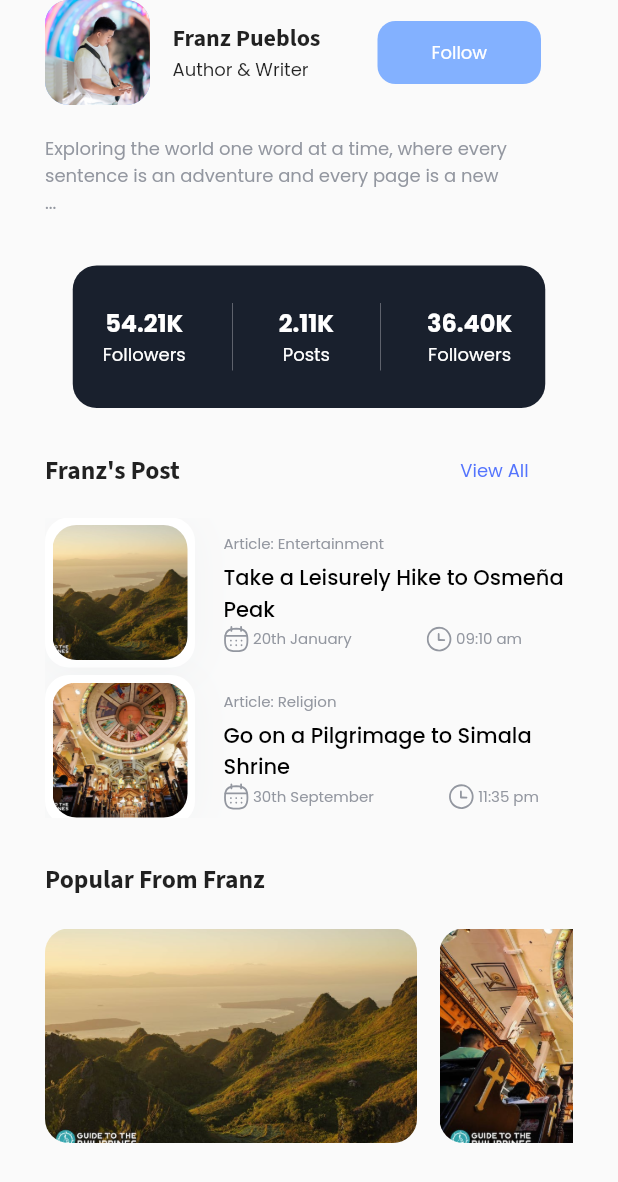
After one commit to francheizko/flutter_midtermexam_travelnewsapp, a Flutter app: the screen it shows after launch, after a tap on "Franz Pueblos", on a phone screen of 412 x 824 dp. The commit adds this screen. Shown: the top 1182 px of the screen. Run offline on Flutter 3.47's test engine with Material 2 defaults, Android fonts, the phone set to English and light mode, and no system bars; our stand-ins replace carousel_slider, flutter_svg, google_fonts.

Commit message:
final changes and improvements

```diff
--- a/lib/main.dart
+++ b/lib/main.dart
@@ -1,7 +1,7 @@
 import "package:flutter/material.dart";
+import "package:flutter_midtermexam_travelnewsapp/screens/author_profie.dart";
 import "package:flutter_midtermexam_travelnewsapp/screens/homescreen.dart";
 import "package:flutter_midtermexam_travelnewsapp/screens/bottom_navbar.dart";
-import "package:flutter_midtermexam_travelnewsapp/screens/kawasan_falls.dart";
 
 void main() {
   runApp(
--- /dev/null
+++ b/lib/models/postsdata.dart
@@ -0,0 +1,54 @@
+List<PostsData> posts = [
+  PostsData(
+    title: 'Take a Leisurely Hike to Osmeña Peak',
+    type: 'Article: Entertainment',
+    image: 'assets/1-Osmena Peak.jpg',
+    time: ' 09:10 am',
+    date: ' 20th January',
+  ),
+  PostsData(
+    title: 'Go on a Pilgrimage to Simala Shrine',
+    type: 'Article: Religion',
+    image: 'assets/2-Simala Shrine.jpg',
+    time: ' 11:35 pm',
+    date: ' 30th September',
+  ),
+  PostsData(
+    title: 'Go on a Lechon Food Trip',
+    type: 'Article: Food',
+    image: 'assets/3-Lechon.jpg',
+    time: ' 08:16 am',
+    date: ' 19th March',
+  ),
+  PostsData(
+    title: 'Check out Spanish Artifacts at Fort San Pedro',
+    type: 'Article: History',
+    image: 'assets/4-Fort San Pedro.jpg',
+    time: ' 12:00 am',
+    date: ' 31th August',
+  ),
+  PostsData(
+    title: 'Go Island-Hopping in Mactan',
+    type: 'Article: Travel',
+    image: 'assets/5-Mactan Island.jpg',
+    time: ' 03:30 pm',
+    date: ' 25th December',
+  ),
+  // Add more articles here
+];
+
+class PostsData {
+  final String title;
+  final String image;
+  final String type;
+  final String date;
+  final String time;
+
+  PostsData({
+    required this.title,
+    required this.image,
+    required this.type,
+    required this.date,
+    required this.time,
+  });
+}
--- /dev/null
+++ b/lib/screens/author_profie.dart
@@ -0,0 +1,416 @@
+import 'package:flutter/material.dart';
+import 'package:flutter_svg/svg.dart';
+import 'package:google_fonts/google_fonts.dart';
+import "package:flutter_midtermexam_travelnewsapp/models/postsdata.dart";
+
+class AuthorScreen extends StatefulWidget {
+  const AuthorScreen({Key? key}) : super(key: key);
+
+  @override
+  AuthorScreenState createState() => AuthorScreenState();
+}
+
+class AuthorScreenState extends State<AuthorScreen> {
+  bool isFollowing = false;
+  bool isExpanded = false;
+
+  void toggleFollowing() {
+    setState(() {
+      isFollowing = !isFollowing;
+    });
+  }
+
+  void toggleExpand() {
+    setState(() {
+      isExpanded = !isExpanded;
+    });
+  }
+
+  @override
+  Widget build(BuildContext context) {
+    return Scaffold(
+      body: SingleChildScrollView(
+        physics: const NeverScrollableScrollPhysics(),
+        padding: const EdgeInsets.symmetric(horizontal: 30),
+        child: SafeArea(
+          child: Column(
+            children: [
+              Row(
+                children: [
+                  Container(
+                    height: 70,
+                    width: 70,
+                    decoration: BoxDecoration(
+                      borderRadius: BorderRadius.circular(16),
+                      color: const Color(0xFF83B1FF),
+                      image: const DecorationImage(
+                        image: AssetImage('assets/Author-1.jpg'),
+                      ),
+                    ),
+                  ),
+                  const SizedBox(
+                    width: 15,
+                  ),
+                  Column(
+                    crossAxisAlignment: CrossAxisAlignment.start,
+                    mainAxisAlignment: MainAxisAlignment.center,
+                    children: [
+                      Text(
+                        'Franz Pueblos',
+                        style: GoogleFonts.sourceSans3(
+                          fontSize: 16,
+                          fontWeight: FontWeight.bold,
+                        ),
+                      ),
+                      Text(
+                        'Author & Writer',
+                        style: GoogleFonts.poppins(
+                          fontSize: 12,
+                        ),
+                      ),
+                    ],
+                  ),
+                  const SizedBox(
+                    width: 38,
+                  ),
+                  GestureDetector(
+                    onTap: toggleFollowing,
+                    child: Container(
+                      height: 42,
+                      width: 109,
+                      decoration: BoxDecoration(
+                        color: isFollowing
+                            ? const Color(0xFF5474FD)
+                            : const Color(0xFF83B1FF),
+                        borderRadius: BorderRadius.circular(12),
+                      ),
+                      alignment: Alignment.center,
+                      child: Text(
+                        isFollowing ? 'Following' : 'Follow',
+                        style: GoogleFonts.poppins(
+                          fontSize: 12,
+                          color: Colors.white,
+                        ),
+                      ),
+                    ),
+                  ),
+                ],
+              ),
+              const SizedBox(
+                height: 20,
+              ),
+              GestureDetector(
+                onTap: toggleExpand,
+                child: Column(
+                  crossAxisAlignment: CrossAxisAlignment.start,
+                  children: [
+                    Text(
+                      'Exploring the world one word at a time, where every sentence is an adventure and every page is a new journey. The world of love is where dreams come to life.',
+                      maxLines: isExpanded ? null : 2,
+                      overflow: isExpanded ? null : TextOverflow.clip,
+                      style: GoogleFonts.poppins(
+                        fontSize: 12,
+                        color: const Color(0xFF9397A0),
+                      ),
+                    ),
+                    if (!isExpanded)
+                      Text(
+                        '...',
+                        style: GoogleFonts.poppins(
+                          fontSize: 12,
+                          color: const Color(0xFF9397A0),
+                        ),
+                        textAlign: TextAlign.center,
+                      ),
+                  ],
+                ),
+              ),
+              const SizedBox(
+                height: 33,
+              ),
+              Container(
+                width: 315,
+                height: 95,
+                decoration: BoxDecoration(
+                  borderRadius: BorderRadius.circular(16),
+                  color: const Color(0xFF19202D),
+                ),
+                child: Row(
+                  children: [
+                    const SizedBox(
+                      width: 20,
+                    ),
+                    Column(
+                      mainAxisAlignment: MainAxisAlignment.center,
+                      children: [
+                        Text(
+                          '54.21K',
+                          style: GoogleFonts.poppins(
+                              color: Colors.white,
+                              fontSize: 16,
+                              fontWeight: FontWeight.bold),
+                        ),
+                        Text(
+                          'Followers',
+                          style: GoogleFonts.poppins(
+                            color: Colors.white,
+                            fontSize: 12,
+                          ),
+                        )
+                      ],
+                    ),
+                    const SizedBox(
+                      width: 16,
+                    ),
+                    const VerticalDivider(
+                      color: Colors.white,
+                      thickness: 0.2,
+                      width: 30,
+                      endIndent: 25,
+                      indent: 25,
+                    ),
+                    const SizedBox(
+                      width: 16,
+                    ),
+                    Column(
+                      mainAxisAlignment: MainAxisAlignment
+                          .center, // Center the text vertically
+                      children: [
+                        Text(
+                          '2.11K',
+                          style: GoogleFonts.poppins(
+                              color: Colors.white,
+                              fontSize: 16,
+                              fontWeight: FontWeight.bold),
+                        ),
+                        Text(
+                          'Posts',
+                          style: GoogleFonts.poppins(
+                            color: Colors.white,
+                            fontSize: 12,
+                          ),
+                        )
+                      ],
+                    ),
+                    const SizedBox(
+                      width: 16,
+                    ),
+                    const VerticalDivider(
+                      color: Colors.white,
+                      thickness: 0.2,
+                      width: 30,
+                      endIndent: 25,
+                      indent: 25,
+                    ),
+                    const SizedBox(
+                      width: 16,
+                    ),
+                    Column(
+                      mainAxisAlignment: MainAxisAlignment
+                          .center, // Center the text vertically
+                      children: [
+                        Text(
+                          '36.40K',
+                          style: GoogleFonts.poppins(
+                              color: Colors.white,
+                              fontSize: 16,
+                              fontWeight: FontWeight.bold),
+                        ),
+                        Text(
+                          'Followers',
+                          style: GoogleFonts.poppins(
+                            color: Colors.white,
+                            fontSize: 12,
+                          ),
+                        )
+                      ],
+                    ),
+                  ],
+                ),
+              ),
+              const SizedBox(
+                height: 30,
+              ),
+              Row(
+                children: [
+                  Text(
+                    "Franz's Post",
+                    style: GoogleFonts.sourceSans3(
+                      fontSize: 17,
+                      fontWeight: FontWeight.bold,
+                    ),
+                  ),
+                  const SizedBox(
+                    width: 187,
+                  ),
+                  Text(
+                    "View All",
+                    style: GoogleFonts.poppins(
+                        fontSize: 12, color: const Color(0xFF5474FD)),
+                  ),
+                ],
+              ),
+              const SizedBox(
+                height: 19,
+              ),
+              SizedBox(
+                height: 200,
+                child: ListView.builder(
+                  shrinkWrap: true,
+                  itemCount: posts.length,
+                  scrollDirection: Axis.vertical,
+                  itemBuilder: ((context, index) {
+                    PostsData post = posts[index];
+                    return Container(
+                      margin: const EdgeInsets.only(bottom: 5),
+                      height: 100,
+                      width: 100,
+                      decoration: BoxDecoration(
+                        borderRadius: BorderRadius.circular(16),
+                        color: Colors.transparent,
+                      ),
+                      child: Row(
+                        children: [
+                          Container(
+                            padding: const EdgeInsets.all(5),
+                            height: 100,
+                            width: 100,
+                            decoration: BoxDecoration(
+                                borderRadius: BorderRadius.circular(16),
+                                color: Colors.white,
+                                boxShadow: [
+                                  BoxShadow(
+                                    color: Colors.blueGrey.withOpacity(0.051),
+                                    offset: const Offset(0.0, 3.0),
+                                    blurRadius: 24.0,
+                                    spreadRadius: 0.0,
+                                  )
+                                ]),
+                            child: Container(
+                              height: 90,
+                              width: 90,
+                              decoration: BoxDecoration(
+                                borderRadius: BorderRadius.circular(16),
+                                image: DecorationImage(
+                                  fit: BoxFit.cover,
+                                  image: AssetImage(post.image),
+                                ),
+                              ),
+                            ),
+                          ),
+                          const SizedBox(
+                            width: 19,
+                          ),
+                          Flexible(
+                            child: Column(
+                              crossAxisAlignment: CrossAxisAlignment.start,
+                              mainAxisAlignment: MainAxisAlignment.center,
+                              children: [
+                                Text(
+                                  post.type,
+                                  style: GoogleFonts.poppins(
+                                      fontSize: 10,
+                                      color: const Color(0xFF9397A0)),
+                                ),
+                                const SizedBox(
+                                  height: 5,
+                                ),
+                                Text(
+                                  post.title,
+                                  style: GoogleFonts.poppins(
+                                      fontSize: 14,
+                                      color: Colors.black,
+                                      fontWeight: FontWeight.w500),
+                                  maxLines: 2,
+                                  overflow: TextOverflow.ellipsis,
+                                ),
+                                Row(
+                                  children: [
+                                    Row(
+                                      children: [
+                                        SvgPicture.asset(
+                                            'assets/calendar_icon.svg'),
+                                        Text(
+                                          post.date,
+                                          style: GoogleFonts.poppins(
+                                              fontSize: 10,
+                                              color: const Color(0xFF9397A0)),
+                                        ),
+                                      ],
+                                    ),
+                                    const SizedBox(
+                                      width: 50,
+                                    ),
+                                    Row(
+                                      children: [
+                                        SvgPicture.asset(
+                                            'assets/time_icon.svg'),
+                                        Text(
+                                          post.time,
+                                          style: GoogleFonts.poppins(
+                                              fontSize: 10,
+                                              color: const Color(0xFF9397A0)),
+                                        ),
+                                      ],
+                                    ),
+                                  ],
+                                )
+                              ],
+                            ),
+                          ),
+                        ],
+                      ),
+                    );
+                  }),
+                ),
+              ),
+              const SizedBox(
+                height: 30,
+              ),
+              Row(
+                children: [
+                  Text(
+                    'Popular From Franz',
+                    style: GoogleFonts.sourceSans3(
+                      fontSize: 17,
+                      fontWeight: FontWeight.bold,
+                    ),
+                  ),
+                ],
+              ),
+              const SizedBox(
+                height: 20,
+              ),
+              SizedBox(
+                height: 143,
+                child: ListView.builder(
+                  scrollDirection: Axis.horizontal,
+                  itemCount: posts.length,
+                  itemBuilder: (context, index) {
+                    PostsData post = posts[index];
+                    return Container(
+                      height: 143,
+                      width: 248,
+                      margin: const EdgeInsets.only(
+                        right: 15,
+                      ),
+                      child: ClipRRect(
+                        borderRadius: BorderRadius.circular(
+                          16,
+                        ),
+                        child: Image.asset(
+                          post.image,
+                          fit: BoxFit.cover,
+                        ),
+                      ),
+                    );
+                  },
+                ),
+              )
+            ],
+          ),
+        ),
+      ),
+    );
+  }
+}
--- a/lib/screens/homescreen.dart
+++ b/lib/screens/homescreen.dart
@@ -1,5 +1,6 @@
 import 'package:flutter/material.dart';
 import 'package:flutter_midtermexam_travelnewsapp/models/shortsdata.dart';
+import 'package:flutter_midtermexam_travelnewsapp/screens/author_profie.dart';
 import 'package:flutter_midtermexam_travelnewsapp/screens/kawasan_falls.dart';
 import 'package:google_fonts/google_fonts.dart';
 import "package:flutter_midtermexam_travelnewsapp/models/articledata.dart";
@@ -46,9 +47,9 @@ class HomeScreen extends StatelessWidget {
                   Text(
                     'PHILIPPINES',
                     style: GoogleFonts.poppins(
-                      fontSize: 16, // Adjust the font size
+                      fontSize: 16,
                       fontWeight: FontWeight.w700,
-                      height: 0.9, // Adjust the lineHeight
+                      height: 0.9,
                     ),
                   ),
                   const SizedBox(
@@ -207,11 +208,22 @@ class HomeScreen extends StatelessWidget {
                         const SizedBox(
                           height: 16,
                         ),
-                        Row(
+                        GestureDetector(
+                          onTap: () {
+                            if (article.author == 'Franz Pueblos') {
+                              Navigator.of(context).push(
+                                MaterialPageRoute(
+                                  builder: (_) => const AuthorScreen(),
+                                ),
+                              );
+                            }
+                          },
+                          child: Row(
                             children: [
                               CircleAvatar(
                                 radius: 19,
-                              backgroundImage: AssetImage(article.authorimage),
+                                backgroundImage:
+                                    AssetImage(article.authorimage),
                               ),
                               const SizedBox(
                                 width: 12,
@@ -245,10 +257,11 @@ class HomeScreen extends StatelessWidget {
                                     color: const Color(0xFFF5F5F5),
                                     borderRadius: BorderRadius.circular(12),
                                     image: const DecorationImage(
-                                      image:
-                                          AssetImage('assets/Share-icon.png'))),
+                                        image: AssetImage(
+                                            'assets/Share-icon.png'))),
                               )
                             ],
+                          ),
                         )
                       ],
                     ),
--- a/lib/screens/imageswipe.dart
+++ b/lib/screens/imageswipe.dart
@@ -64,7 +64,7 @@ class _FullScreenSliderState extends State<FullScreenSlider> {
                           horizontal: 8,
                         ),
                         child: Transform.scale(
-                          scale: 0.7, // Adjust the scale as needed
+                          scale: 0.7,
                           child: SvgPicture.asset(
                             _current == entry.key
                                 ? 'assets/carousel_indicator_enabled.svg'
--- a/lib/screens/kawasan_falls.dart
+++ b/lib/screens/kawasan_falls.dart
@@ -1,4 +1,5 @@
 import 'package:flutter/material.dart';
+import 'package:flutter_midtermexam_travelnewsapp/screens/author_profie.dart';
 import 'package:flutter_midtermexam_travelnewsapp/screens/imageswipe.dart';
 import 'package:google_fonts/google_fonts.dart';
 import 'package:flutter_midtermexam_travelnewsapp/screens/bottom_navbar.dart'; // Import your custom BottomNavBar
@@ -92,12 +93,20 @@ class KawasanScreen extends StatelessWidget {
                       const SizedBox(
                         height: 20,
                       ),
-                      Container(
+                      GestureDetector(
+                        onTap: () {
+                          Navigator.of(context).push(
+                            MaterialPageRoute(
+                              builder: (_) => const AuthorScreen(),
+                            ),
+                          );
+                        },
+                        child: Container(
                           width: 315,
                           height: 54,
                           decoration: BoxDecoration(
                             borderRadius: BorderRadius.circular(16),
-                          color: Colors.white,
+                            color: Colors.transparent,
                             border: Border.all(
                               color: const Color(0xFF9397A0),
                               width: 0.2,
@@ -148,6 +157,7 @@ class KawasanScreen extends StatelessWidget {
                             ),
                           ),
                         ),
+                      ),
                       const SizedBox(
                         height: 21,
                       ),
@@ -164,7 +174,7 @@ class KawasanScreen extends StatelessWidget {
           ],
         ),
         bottomNavigationBar: BottomNavBar(
-          selectedindex: 1, // Adjust the selected index accordingly
+          selectedindex: 0, // Adjust the selected index accordingly
           onItemTapped: (index) {
             // Handle navigation to different screens here
           },
```
Also changed, not shown: assets/1-Osmena Peak.jpg (added), assets/2-Simala Shrine.jpg (added), assets/3-Lechon.jpg (added), assets/4-Fort San Pedro.jpg (added), assets/5-Mactan Island.jpg (added), assets/button-back.jpg (added), assets/calendar_icon.svg (added), assets/time_icon.svg (added), 3 other files. Lines whose indentation alone changed are shown as unchanged.
